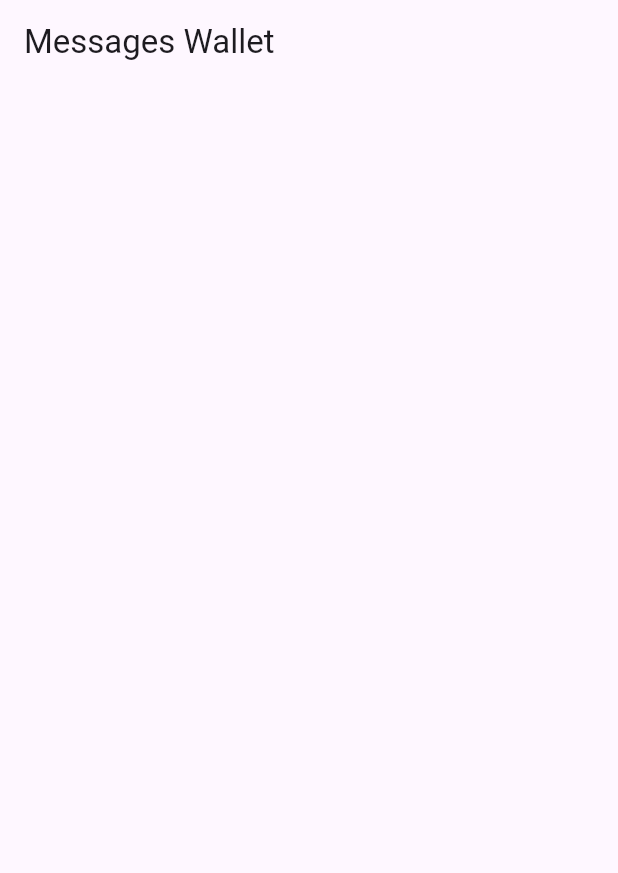
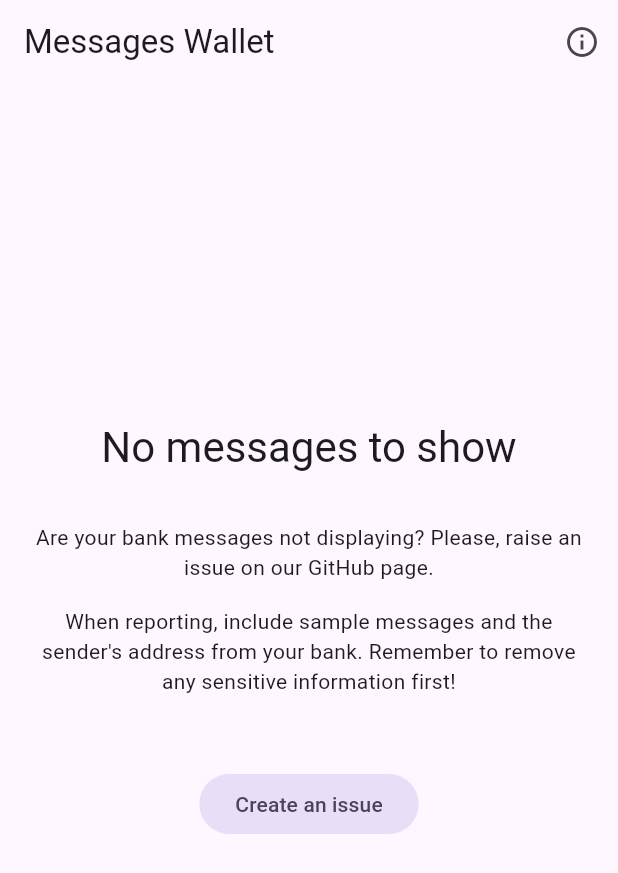
Before and after one commit to MominRaza/messages_wallet, a Flutter app: the screen it shows after launch, on a phone screen of 412 x 824 dp. Shown: the top 873 px of the screen. Run offline on Flutter 3.47's test engine with Material 3 defaults, Android fonts, the phone set to English and light mode, and no system bars; our stand-ins replace permission_handler; missing offline and left inert: flutter_sms_inbox.

Commit message:
Added create issue button when no messages are available

```diff
--- a/lib/components/messages.dart
+++ b/lib/components/messages.dart
@@ -4,6 +4,7 @@ import 'package:messages_wallet/components/messages_list_view.dart';
 import 'package:messages_wallet/components/transactions_list_view.dart';
 import 'package:messages_wallet/models/transaction_model.dart';
 import 'package:messages_wallet/utils/flags.dart';
+import 'package:url_launcher/url_launcher.dart';
 
 class Messages extends StatelessWidget {
   const Messages({
@@ -21,6 +22,19 @@ class Messages extends StatelessWidget {
       child: Scaffold(
         appBar: AppBar(
           title: const Text('Messages Wallet'),
+          actions: [
+            IconButton(
+              onPressed: () {
+                launchUrl(
+                  Uri.https(
+                    'github.com',
+                    '/MominRaza/messages_wallet',
+                  ),
+                );
+              },
+              icon: const Icon(Icons.info_outline),
+            ),
+          ],
           bottom: TabBar(
             isScrollable: true,
             tabAlignment: TabAlignment.center,
@@ -38,7 +52,57 @@ class Messages extends StatelessWidget {
             ],
           ),
         ),
-        body: TabBarView(
+        body: transactionsGroup.isEmpty && !isDebug
+            ? Center(
+                child: Column(
+                  children: [
+                    const Spacer(
+                      flex: 2,
+                    ),
+                    Text(
+                      'No messages to show',
+                      style: Theme.of(context).textTheme.headlineMedium,
+                    ),
+                    const SizedBox(
+                      height: 16,
+                    ),
+                    const Padding(
+                      padding: EdgeInsets.all(16.0),
+                      child: Column(
+                        children: [
+                          Text(
+                            'Are your bank messages not displaying? Please, raise an issue on our GitHub page.',
+                            textAlign: TextAlign.center,
+                          ),
+                          SizedBox(
+                            height: 16,
+                          ),
+                          Text(
+                            'When reporting, include sample messages and the sender\'s address from your bank. Remember to remove any sensitive information first!',
+                            textAlign: TextAlign.center,
+                          ),
+                        ],
+                      ),
+                    ),
+                    const SizedBox(
+                      height: 32,
+                    ),
+                    FilledButton.tonal(
+                      onPressed: () {
+                        launchUrl(
+                          Uri.https(
+                            'github.com',
+                            '/MominRaza/messages_wallet/issues',
+                          ),
+                        );
+                      },
+                      child: const Text('Create an issue'),
+                    ),
+                    const Spacer(flex: 3),
+                  ],
+                ),
+              )
+            : TabBarView(
                 children: [
                   if (isDebug) ...[
                     allMessages.isNotEmpty
--- a/pubspec.yaml
+++ b/pubspec.yaml
@@ -13,6 +13,7 @@ dependencies:
   flutter_sms_inbox: ^1.0.3
   intl: ^0.19.0
   permission_handler: ^11.1.0
+  url_launcher: ^6.2.2
 
 dev_dependencies:
   flutter_test:
```
Also changed, not shown: pubspec.lock. Lines whose indentation alone changed are shown as unchanged.
